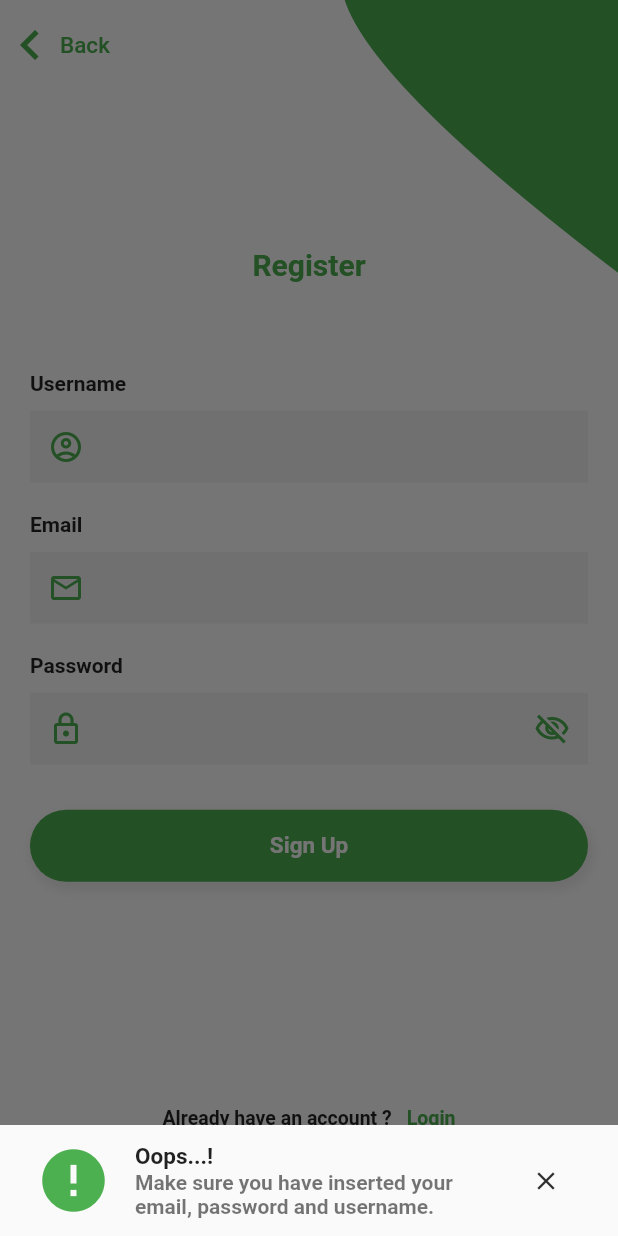
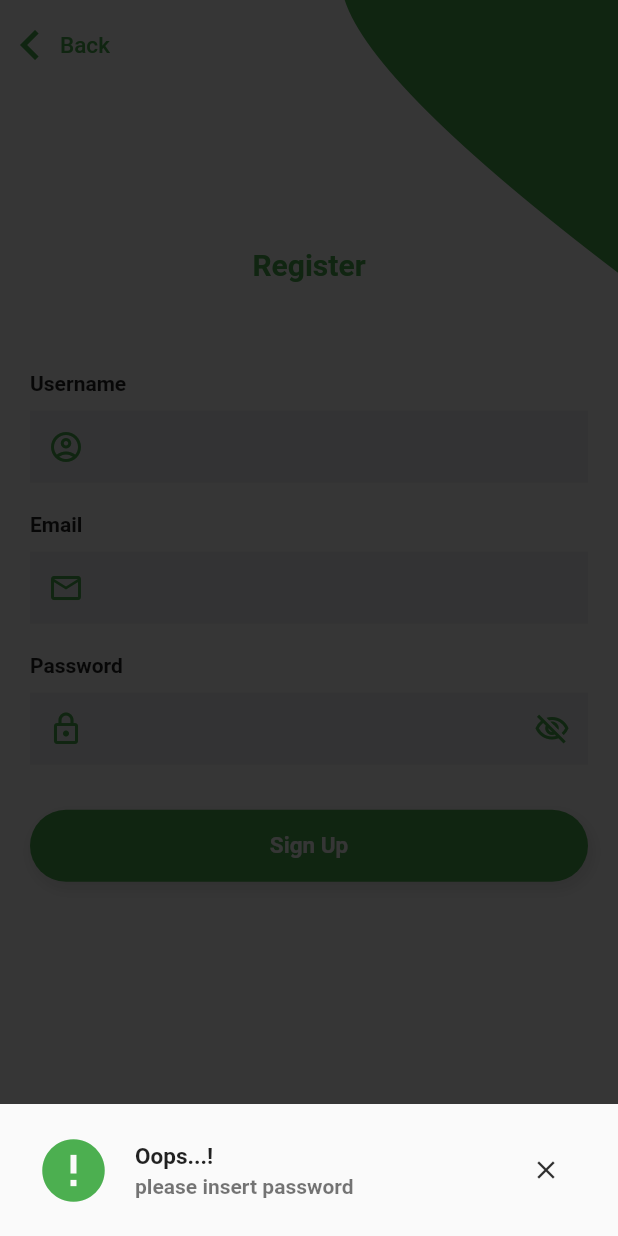
Before and after one commit to Ritesh-056/Todo-Application, a Flutter app: the SignUpPage screen opened directly, after a tap on "Sign Up", on a phone screen of 412 x 824 dp. Run offline on Flutter 3.47's test engine with Material 2 defaults, Android fonts, the phone set to English and light mode, and no system bars; our stand-ins replace animated_splash_screen, cloud_firestore, connectivity, date_time_picker, firebase_auth, firebase_core and 5 more; missing offline and left inert: splash_screen_view; accounts and stored records are empty; Roboto replaces fonts that are missing (Monotype Coursiva).

```diff
--- a/lib/screens/signUpPage.dart
+++ b/lib/screens/signUpPage.dart
@@ -5,6 +5,7 @@ import 'package:firebase_auth/firebase_auth.dart';
 import 'package:flutter/material.dart';
 import 'package:flutter_app/components/customContainer.dart';
 import 'package:flutter_app/functions/dart/reusable_functions.dart';
+import 'package:flutter_app/login_functions/email_password_register.dart';
 import 'package:flutter_app/main.dart';
 import 'package:flutter_app/provider/password_field_checker.dart';
 import 'package:flutter_app/screens/loginPage.dart';
@@ -147,38 +148,7 @@ class _SignUpPageState extends State<SignUpPage> {
   }
 
   Widget _submitButton() => GestureDetector(
-        onTap: () async {
-          try {
-            if (_emailController.text.length > 0 &&
-                _passwordController.text.length > 0 &&
-                _userNameController.text.length > 0) {
-              await auth.createUserWithEmailAndPassword(
-                  email: _emailController.text,
-                  password: _passwordController.text);
-
-              todoToast('SignUp Successful...!');
-              Navigator.push(context,
-                  MaterialPageRoute(builder: (context) => LoginPage()));
-            } else {
-              todoModelBox(context,
-                  "Make sure you have inserted your email, password and username.");
-            }
-          } on FirebaseAuthException catch (e) {
-            String text =
-                'A network error (such as timeout, interrupted connection or unreachable host) has occurred.';
-            if (e.message == text) {
-              print('No internet available');
-              todoModelBox(context, 'No Internet Available');
-            }
-            todoModelBox(context, '${e.message}');
-            print("========Error[firebaseAuth]========");
-            print(e.message);
-          } catch (ex) {
-            todoModelBox(context, '${ex.toString()}');
-            print("========Error[Catch]========");
-            print(ex.toString());
-          }
-        },
+        onTap: validInputEmailPasswordToRegister,
         child: Container(
           width: MediaQuery.of(context).size.width,
           padding: EdgeInsets.symmetric(vertical: 15),
@@ -310,4 +280,17 @@ class _SignUpPageState extends State<SignUpPage> {
       ),
     );
   }
+
+
+  void validInputEmailPasswordToRegister(){
+
+    if(_emailController.text.isEmpty){
+      todoModelBox(context, 'please insert email');
+    }
+    if(_passwordController.text.isEmpty){
+      todoModelBox(context, 'please insert password');
+    }else{
+      onRegisterUser(context,_emailController.text, _passwordController.text);
+    }
+  }
 }
```
Also changed, not shown: lib/login_functions/email_password_register.dart (added, +30 -0 lines), lib/screens/forget_password.dart (+38 -37 lines).
